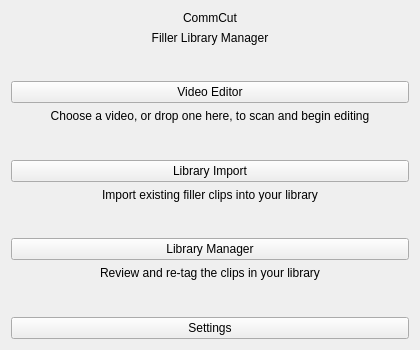
First picture: the form in mainwindow.ui, repository trafficman/commcut, before the edit.
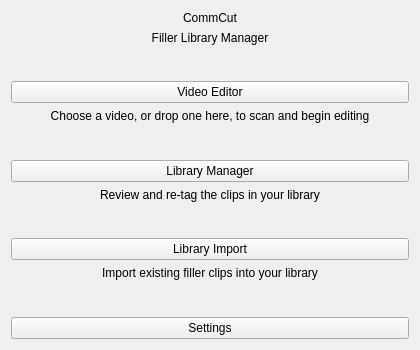
Second picture: the form after the edit.

Patch:
```diff
--- a/mainwindow.ui
+++ b/mainwindow.ui
@@ -101,22 +101,28 @@
     </spacer>
    </item>
    <item>
-    <layout class="QVBoxLayout" name="verticalLayout_4">
+    <layout class="QVBoxLayout" name="verticalLayout_5">
      <item>
-      <widget class="QPushButton" name="importButton">
+      <widget class="QPushButton" name="libraryButton">
+       <property name="toolTip">
+        <string>Browse the clips already in your library, preview them, and re-tag them. A clip's tags decide its folder and file name, so saving moves the clip to where its tags put it.</string>
+       </property>
        <property name="text">
-        <string>Library Import</string>
+        <string>Library Manager</string>
        </property>
       </widget>
      </item>
      <item>
-      <widget class="QLabel" name="labelImportHint">
+      <widget class="QLabel" name="labelLibraryHint">
        <property name="text">
-        <string>Import existing filler clips into your library</string>
+        <string>Review and re-tag the clips in your library</string>
        </property>
        <property name="alignment">
         <set>Qt::AlignmentFlag::AlignCenter</set>
        </property>
+       <property name="wordWrap">
+        <bool>true</bool>
+       </property>
       </widget>
      </item>
     </layout>
@@ -135,28 +141,22 @@
      </spacer>
     </item>
     <item>
-     <layout class="QVBoxLayout" name="verticalLayout_5">
+    <layout class="QVBoxLayout" name="verticalLayout_4">
       <item>
-       <widget class="QPushButton" name="libraryButton">
-        <property name="toolTip">
-         <string>Browse the clips already in your library, preview them, and re-tag them. A clip's tags decide its folder and file name, so saving moves the clip to where its tags put it.</string>
-        </property>
+      <widget class="QPushButton" name="importButton">
         <property name="text">
-         <string>Library Manager</string>
+        <string>Library Import</string>
         </property>
        </widget>
       </item>
       <item>
-       <widget class="QLabel" name="labelLibraryHint">
+      <widget class="QLabel" name="labelImportHint">
         <property name="text">
-         <string>Review and re-tag the clips in your library</string>
+        <string>Import existing filler clips into your library</string>
         </property>
         <property name="alignment">
          <set>Qt::AlignmentFlag::AlignCenter</set>
         </property>
-        <property name="wordWrap">
-         <bool>true</bool>
-        </property>
        </widget>
       </item>
      </layout>
```
Lines whose indentation alone changed are shown as unchanged.
